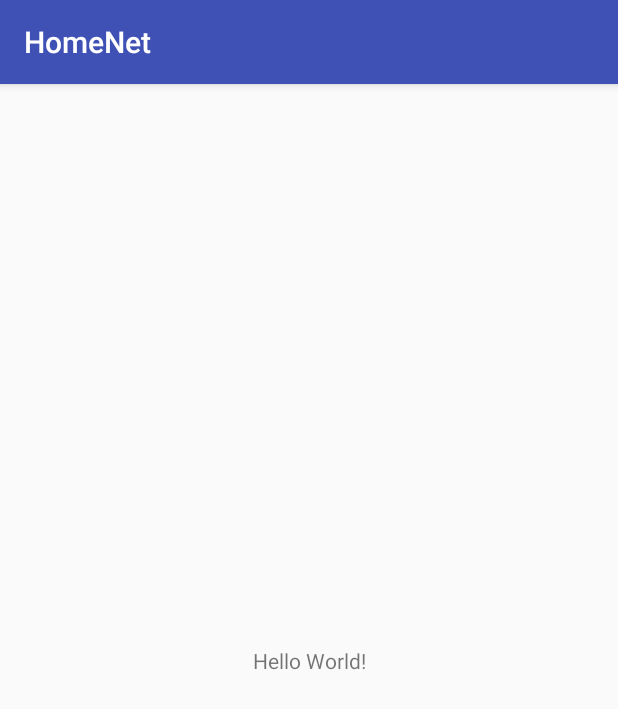
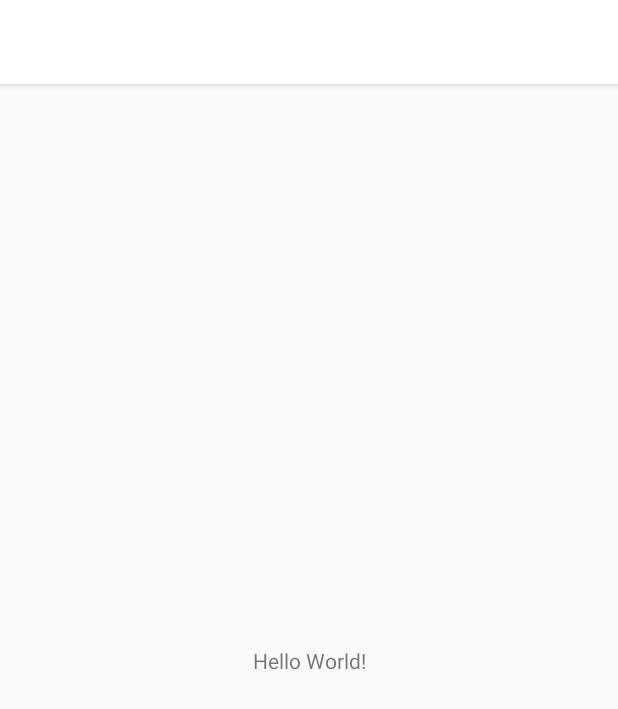
Before and after one commit to IntroCompuMovil18302/Homenet, an Android app: the screen it shows after launch (LoginActivity), on a phone screen of 412 x 824 dp. Shown: the top 709 px of the screen. Run offline under Robolectric (Android 15) with nearby library versions, the phone set to English and light mode, and no system bars.

Commit message:
cambio colores

```diff
--- a/HomeNet/app/src/main/res/values/colors.xml
+++ b/HomeNet/app/src/main/res/values/colors.xml
@@ -1,6 +1,6 @@
 <?xml version="1.0" encoding="utf-8"?>
 <resources>
-    <color name="colorPrimary">#3F51B5</color>
-    <color name="colorPrimaryDark">#303F9F</color>
-    <color name="colorAccent">#FF4081</color>
+    <color name="colorPrimary">#ffffff</color>
+    <color name="colorPrimaryDark">#D33838</color>
+    <color name="colorAccent">#000000</color>
 </resources>
```
